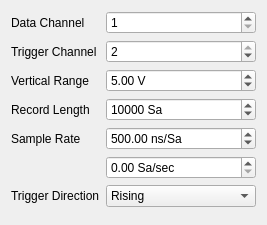
Before: the Qt Designer form motorscopeconfigwidget.ui in kncrabtree/blackchirp, drawn with Qt 5.
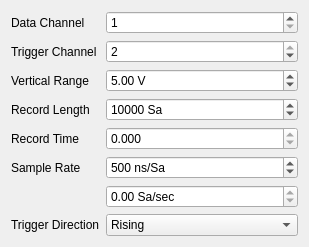
After: the same form once the commit is applied.

Commit message: Change structure of picoscope and ui

Patch:
```diff
--- a/motorscopeconfigwidget.ui
+++ b/motorscopeconfigwidget.ui
@@ -6,8 +6,8 @@
    <rect>
     <x>0</x>
     <y>0</y>
-    <width>267</width>
-    <height>225</height>
+    <width>309</width>
+    <height>242</height>
    </rect>
   </property>
   <property name="windowTitle">
@@ -97,18 +97,21 @@
      </property>
     </widget>
    </item>
-   <item row="4" column="0">
+   <item row="5" column="0">
     <widget class="QLabel" name="sampleRateLabel">
      <property name="text">
       <string>Sample Rate</string>
      </property>
     </widget>
    </item>
-   <item row="4" column="1">
+   <item row="5" column="1">
     <widget class="QDoubleSpinBox" name="sampleRateDoubleSpinBox">
      <property name="suffix">
       <string> ns/Sa</string>
      </property>
+     <property name="decimals">
+      <number>0</number>
+     </property>
      <property name="maximum">
       <double>999999999999.000000000000000</double>
      </property>
@@ -117,14 +120,14 @@
      </property>
     </widget>
    </item>
-   <item row="6" column="0">
+   <item row="7" column="0">
     <widget class="QLabel" name="triggerDirectionLabel">
      <property name="text">
       <string>Trigger Direction</string>
      </property>
     </widget>
    </item>
-   <item row="6" column="1">
+   <item row="7" column="1">
     <widget class="QComboBox" name="triggerDirectionComboBox">
      <item>
       <property name="text">
@@ -138,8 +141,11 @@
      </item>
     </widget>
    </item>
-   <item row="5" column="1">
+   <item row="6" column="1">
     <widget class="QDoubleSpinBox" name="sampleRateDoubleSpinBox_2">
+     <property name="readOnly">
+      <bool>true</bool>
+     </property>
      <property name="suffix">
       <string> Sa/sec</string>
      </property>
@@ -148,6 +154,26 @@
      </property>
     </widget>
    </item>
+   <item row="4" column="0">
+    <widget class="QLabel" name="recordTimeLabel">
+     <property name="text">
+      <string>Record Time</string>
+     </property>
+    </widget>
+   </item>
+   <item row="4" column="1">
+    <widget class="QDoubleSpinBox" name="recordTimeDoubleSpinBox">
+     <property name="readOnly">
+      <bool>true</bool>
+     </property>
+     <property name="suffix">
+      <string/>
+     </property>
+     <property name="decimals">
+      <number>3</number>
+     </property>
+    </widget>
+   </item>
   </layout>
  </widget>
  <resources/>
```
Left out of the diff: 15 changed lines with no effect on the pictures. The commit also changes 3 other files.
